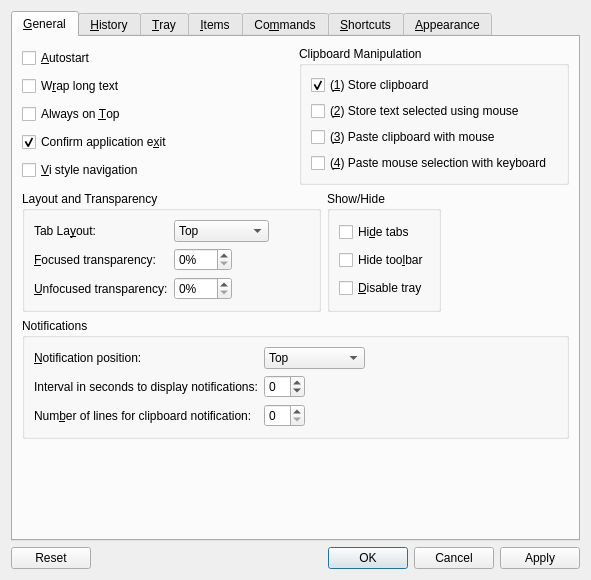
First picture: the form in src/ui/configurationmanager.ui, repository hluk/CopyQ, before the edit.
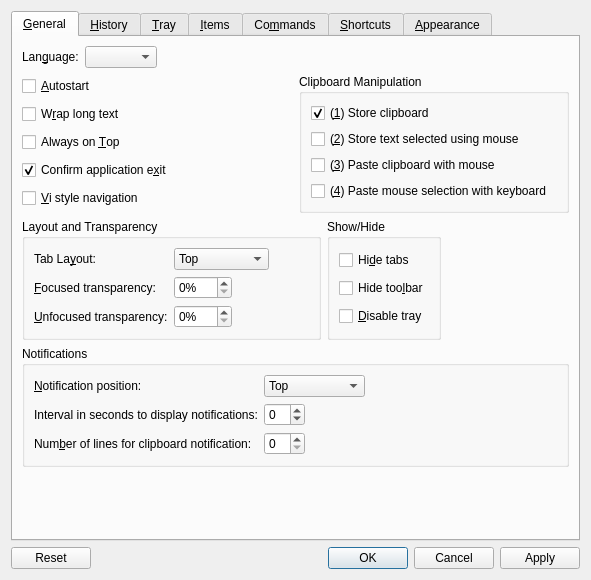
Second picture: the form after the edit. Icons and pictures are not drawn. Custom widgets are drawn as their Qt base class.

Commit message: Option to change application language

What changed in the file:
```diff
--- a/src/ui/configurationmanager.ui
+++ b/src/ui/configurationmanager.ui
@@ -39,7 +39,7 @@
          <string>&amp;General</string>
         </attribute>
         <layout class="QGridLayout" name="gridLayout_2">
-         <item row="3" column="0">
+         <item row="4" column="0">
           <widget class="QGroupBox" name="groupBox_2">
            <property name="title">
             <string>Notifications</string>
@@ -192,7 +192,7 @@
            </layout>
           </widget>
          </item>
-         <item row="6" column="0">
+         <item row="7" column="0">
           <spacer name="verticalSpacer">
            <property name="orientation">
             <enum>Qt::Vertical</enum>
@@ -205,7 +205,7 @@
            </property>
           </spacer>
          </item>
-         <item row="1" column="0">
+         <item row="2" column="0">
           <layout class="QHBoxLayout" name="horizontalLayout_3">
            <item>
             <widget class="QGroupBox" name="groupBox_6">
@@ -415,7 +415,7 @@
            </item>
           </layout>
          </item>
-         <item row="0" column="0">
+         <item row="1" column="0">
           <layout class="QHBoxLayout" name="horizontalLayout_14">
            <item>
             <layout class="QVBoxLayout" name="verticalLayout_9">
@@ -534,6 +534,39 @@
            </item>
           </layout>
          </item>
+         <item row="0" column="0">
+          <layout class="QHBoxLayout" name="horizontalLayout_5">
+           <property name="bottomMargin">
+            <number>0</number>
+           </property>
+           <item>
+            <widget class="QLabel" name="label">
+             <property name="text">
+              <string>Lan&amp;guage:</string>
+             </property>
+             <property name="buddy">
+              <cstring>comboBoxLanguage</cstring>
+             </property>
+            </widget>
+           </item>
+           <item>
+            <widget class="QComboBox" name="comboBoxLanguage"/>
+           </item>
+           <item>
+            <spacer name="horizontalSpacer_3">
+             <property name="orientation">
+              <enum>Qt::Horizontal</enum>
+             </property>
+             <property name="sizeHint" stdset="0">
+              <size>
+               <width>40</width>
+               <height>20</height>
+              </size>
+             </property>
+            </spacer>
+           </item>
+          </layout>
+         </item>
         </layout>
        </widget>
        <widget class="QWidget" name="tabHistory">
```
Left out of the diff: 1 changed line with no effect on the pictures. The commit also changes 4 other files.
